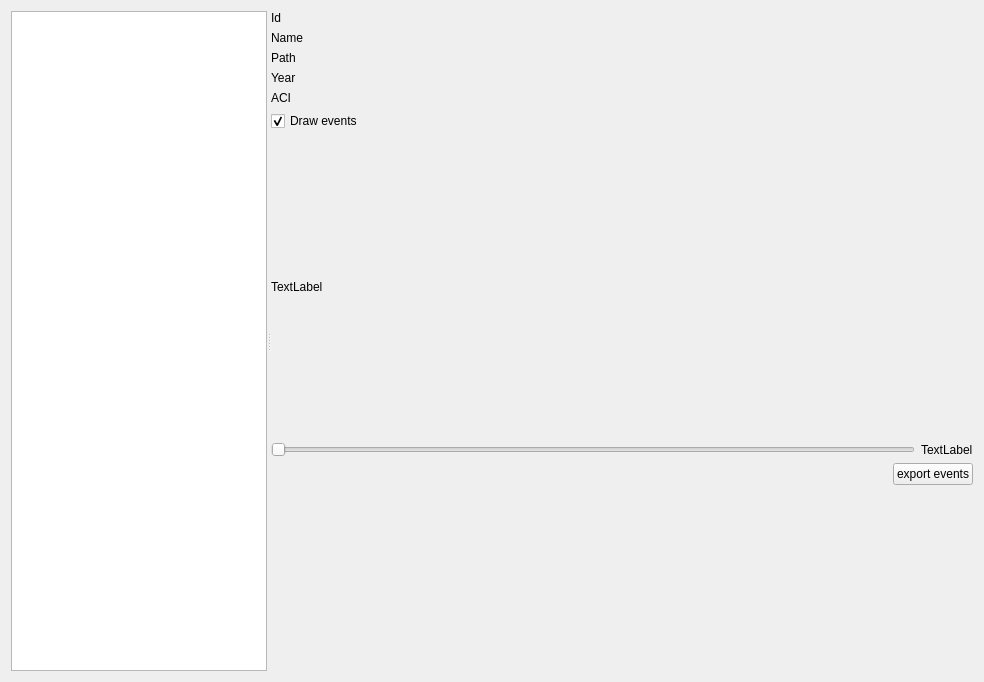
First picture: the form in src/gui/widgets/audio/ui/audiomanager.ui, repository Vin985/ecosongs, before the edit.
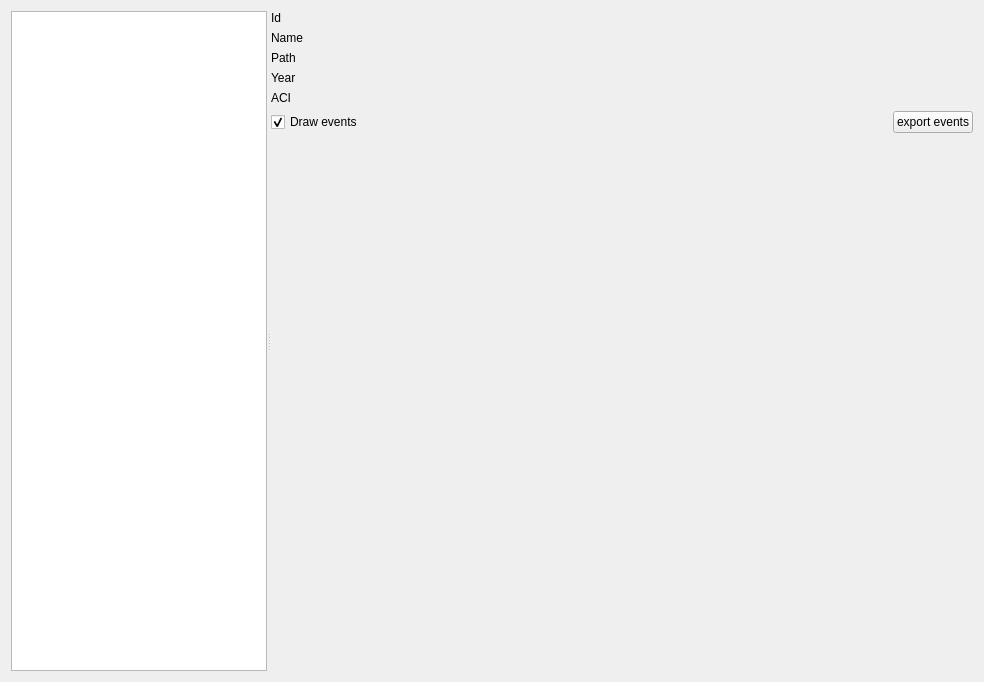
Second picture: the form after the edit. Custom widgets are drawn as their Qt base class.

Commit message: Use pysoundplayer SpectrogramVizualizer instead of original viewer

Diff of the .ui file:
```diff
--- a/src/gui/widgets/audio/ui/audiomanager.ui
+++ b/src/gui/widgets/audio/ui/audiomanager.ui
@@ -41,66 +41,53 @@
      </widget>
      <widget class="QWidget" name="details_pane" native="true">
       <property name="sizePolicy">
-       <sizepolicy hsizetype="Preferred" vsizetype="Preferred">
+       <sizepolicy hsizetype="Preferred" vsizetype="Expanding">
         <horstretch>2</horstretch>
         <verstretch>0</verstretch>
        </sizepolicy>
       </property>
-      <layout class="QGridLayout" name="gridLayout">
-       <item row="8" column="0" colspan="3">
-        <layout class="QHBoxLayout" name="horizontalLayout">
+      <layout class="QVBoxLayout" name="verticalLayout">
          <item>
-          <spacer name="horizontalSpacer">
-           <property name="orientation">
-            <enum>Qt::Horizontal</enum>
+        <layout class="QGridLayout" name="gridLayout_2">
+         <item row="4" column="0">
+          <widget class="QLabel" name="label_4">
+           <property name="text">
+            <string>ACI</string>
            </property>
-           <property name="sizeHint" stdset="0">
-            <size>
-             <width>40</width>
-             <height>20</height>
-            </size>
+          </widget>
+         </item>
+         <item row="0" column="1">
+          <widget class="QLabel" name="lbl_id">
+           <property name="text">
+            <string/>
            </property>
-          </spacer>
+          </widget>
          </item>
-         <item>
-          <widget class="QPushButton" name="btn_export_pdf">
+         <item row="0" column="0">
+          <widget class="QLabel" name="label_2">
            <property name="text">
-            <string>export events</string>
+            <string>Id</string>
            </property>
           </widget>
          </item>
-        </layout>
-       </item>
-       <item row="4" column="1" colspan="2">
-        <widget class="QLabel" name="label_6">
+         <item row="1" column="1">
+          <widget class="QLabel" name="lbl_name">
          <property name="text">
           <string/>
          </property>
         </widget>
        </item>
-       <item row="9" column="0" colspan="3">
-        <spacer name="verticalSpacer">
-         <property name="orientation">
-          <enum>Qt::Vertical</enum>
-         </property>
-         <property name="sizeHint" stdset="0">
-          <size>
-           <width>20</width>
-           <height>40</height>
-          </size>
-         </property>
-        </spacer>
-       </item>
-       <item row="6" column="0" colspan="3">
-        <widget class="QLabel" name="lbl_spectro">
-         <property name="minimumSize">
-          <size>
-           <width>0</width>
-           <height>299</height>
-          </size>
-         </property>
+         <item row="2" column="0">
+          <widget class="QLabel" name="label_3">
+           <property name="text">
+            <string>Path</string>
+           </property>
+          </widget>
+         </item>
+         <item row="3" column="1">
+          <widget class="QLabel" name="lbl_year">
          <property name="text">
-          <string>TextLabel</string>
+            <string/>
          </property>
         </widget>
        </item>
@@ -124,87 +111,13 @@
          </property>
         </widget>
        </item>
-       <item row="2" column="0">
-        <widget class="QLabel" name="label_3">
-         <property name="text">
-          <string>Path</string>
-         </property>
-        </widget>
-       </item>
-       <item row="3" column="1" colspan="2">
-        <widget class="QLabel" name="lbl_year">
-         <property name="text">
-          <string/>
-         </property>
-        </widget>
-       </item>
-       <item row="0" column="0">
-        <widget class="QLabel" name="label_2">
-         <property name="text">
-          <string>Id</string>
-         </property>
-        </widget>
-       </item>
-       <item row="4" column="0">
-        <widget class="QLabel" name="label_4">
-         <property name="text">
-          <string>ACI</string>
-         </property>
-        </widget>
-       </item>
-       <item row="7" column="2">
-        <widget class="QLabel" name="lbl_duration">
-         <property name="sizePolicy">
-          <sizepolicy hsizetype="Maximum" vsizetype="Preferred">
-           <horstretch>0</horstretch>
-           <verstretch>0</verstretch>
-          </sizepolicy>
-         </property>
-         <property name="text">
-          <string>TextLabel</string>
-         </property>
-        </widget>
-       </item>
-       <item row="7" column="0" colspan="2">
-        <widget class="QSlider" name="time_slider">
-         <property name="sizePolicy">
-          <sizepolicy hsizetype="Expanding" vsizetype="Fixed">
-           <horstretch>0</horstretch>
-           <verstretch>0</verstretch>
-          </sizepolicy>
-         </property>
-         <property name="orientation">
-          <enum>Qt::Horizontal</enum>
-         </property>
-         <property name="tickPosition">
-          <enum>QSlider::NoTicks</enum>
-         </property>
-         <property name="tickInterval">
-          <number>1</number>
-         </property>
-        </widget>
-       </item>
-       <item row="2" column="1" colspan="2">
+         <item row="2" column="1">
         <widget class="QLabel" name="lbl_path">
          <property name="text">
           <string/>
          </property>
         </widget>
        </item>
-       <item row="1" column="1" colspan="2">
-        <widget class="QLabel" name="lbl_name">
-         <property name="text">
-          <string/>
-         </property>
-        </widget>
-       </item>
-       <item row="0" column="1" colspan="2">
-        <widget class="QLabel" name="lbl_id">
-         <property name="text">
-          <string/>
-         </property>
-        </widget>
-       </item>
        <item row="5" column="0">
         <widget class="QCheckBox" name="checkbox_draw_events">
          <property name="text">
@@ -215,6 +128,42 @@
          </property>
         </widget>
        </item>
+         <item row="5" column="1">
+          <layout class="QHBoxLayout" name="horizontalLayout">
+           <item>
+            <spacer name="horizontalSpacer">
+             <property name="orientation">
+              <enum>Qt::Horizontal</enum>
+             </property>
+             <property name="sizeHint" stdset="0">
+              <size>
+               <width>40</width>
+               <height>20</height>
+              </size>
+             </property>
+            </spacer>
+           </item>
+           <item>
+            <widget class="QPushButton" name="btn_export_pdf">
+             <property name="text">
+              <string>export events</string>
+             </property>
+            </widget>
+           </item>
+          </layout>
+         </item>
+        </layout>
+       </item>
+       <item>
+        <widget class="QSpectrogramVizualizer" name="spectrogram_visualizer" native="true">
+         <property name="sizePolicy">
+          <sizepolicy hsizetype="Preferred" vsizetype="Expanding">
+           <horstretch>0</horstretch>
+           <verstretch>0</verstretch>
+          </sizepolicy>
+         </property>
+        </widget>
+       </item>
       </layout>
      </widget>
     </widget>
@@ -244,6 +193,14 @@
    </property>
   </action>
  </widget>
+ <customwidgets>
+  <customwidget>
+   <class>QSpectrogramVizualizer</class>
+   <extends>QWidget</extends>
+   <header>pysoundplayer.gui.QSpectrogramVizualizer.h</header>
+   <container>1</container>
+  </customwidget>
+ </customwidgets>
  <resources/>
  <connections/>
 </ui>
```
Lines whose indentation alone changed are shown as unchanged. The commit also changes 4 other files.
